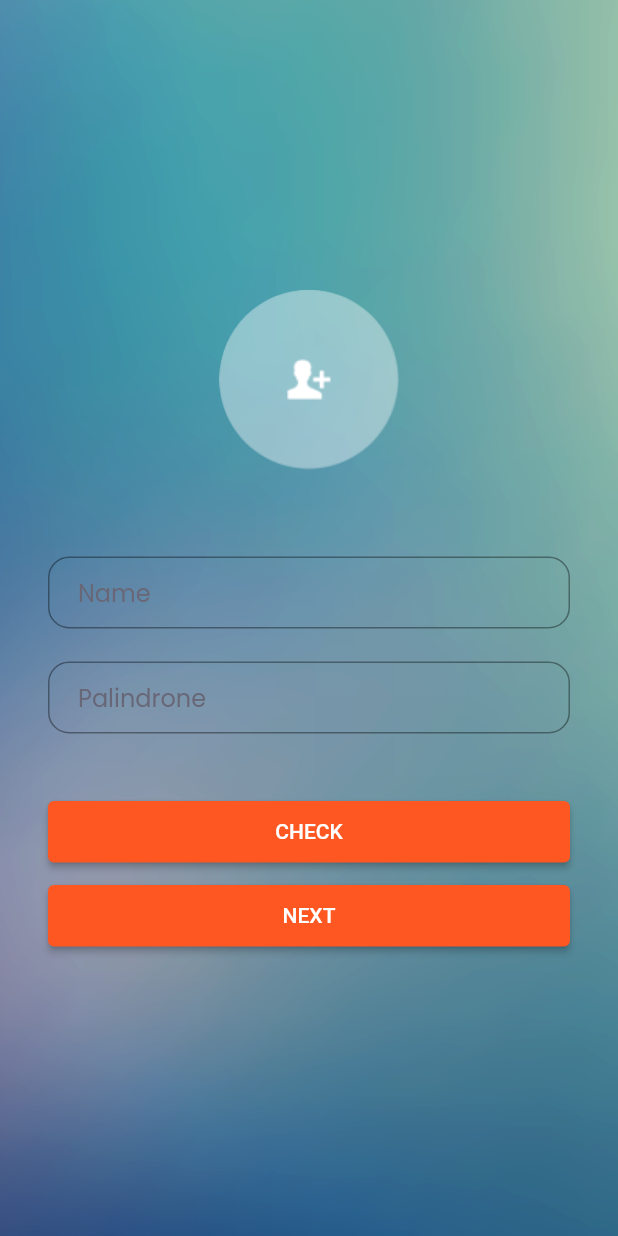
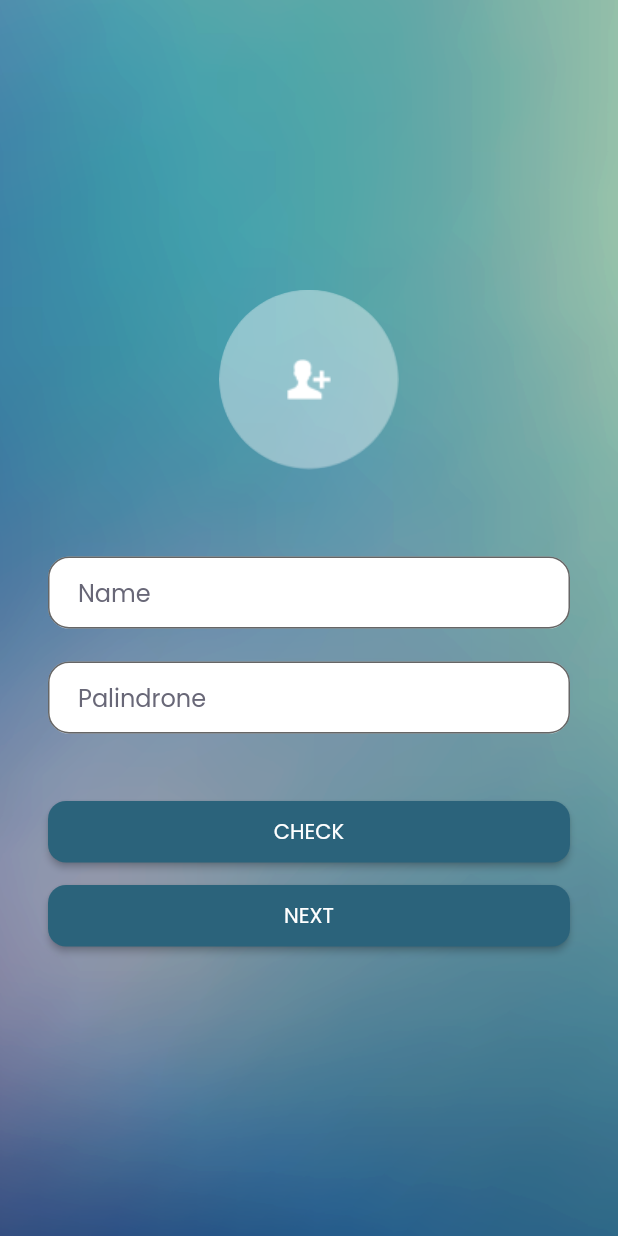
Before and after one commit to ahmadm712/test_suitmedia, a Flutter app: the screen it shows after launch, on a phone screen of 412 x 824 dp. Run offline on Flutter 3.47's test engine with Material 2 defaults, Android fonts, the phone set to English and light mode, and no system bars; our stand-ins replace bloc, equatable, flutter_bloc, google_fonts.

```diff
--- a/lib/main.dart
+++ b/lib/main.dart
@@ -1,5 +1,10 @@
 import 'package:flutter/material.dart';
+import 'package:flutter_bloc/flutter_bloc.dart';
+import 'package:test_suitmedia/cubits/list_users_cubit/list_users_cubit.dart';
 import 'package:test_suitmedia/pages/home_page.dart';
+import 'package:test_suitmedia/services/api_services.dart';
+import 'package:test_suitmedia/shared/styles.dart';
+import 'package:test_suitmedia/utils/routes.dart';
 
 void main() {
   runApp(const MyApp());
@@ -11,13 +16,41 @@ class MyApp extends StatelessWidget {
   // This widget is the root of your application.
   @override
   Widget build(BuildContext context) {
-    return MaterialApp(
-      title: 'Test Suitmedia',
-      debugShowCheckedModeBanner: false,
-      theme: ThemeData(
-        primarySwatch: Colors.deepOrange,
+    final ApiServices apiServices = ApiServices();
+
+    return MultiBlocProvider(
+      providers: [
+        BlocProvider(
+          create: (context) => ListUsersCubit(apiServices)..fetchUsers(),
+        )
+      ],
+      child: MaterialApp(
+        title: 'Test Suitmedia',
+        debugShowCheckedModeBanner: false,
+        theme: ThemeData(
+          primarySwatch: Colors.deepOrange,
+          inputDecorationTheme: const InputDecorationTheme(
+            filled: true,
+            fillColor: Colors.white,
+          ),
+          appBarTheme: const AppBarTheme(
+            backgroundColor: Colors.white,
+            elevation: 0.5,
+            centerTitle: true,
+          ),
+          elevatedButtonTheme: ElevatedButtonThemeData(
+            style: ElevatedButton.styleFrom(
+              backgroundColor: kPrimaryColor,
+              shape: RoundedRectangleBorder(
+                borderRadius: BorderRadius.circular(12),
+              ),
+              textStyle: whiteTextStyle.copyWith(fontSize: 14),
+            ),
+          ),
+        ),
+        home: const HomePage(),
+        onGenerateRoute: mainRoutes,
       ),
-      home: const HomePage(),
     );
   }
 }
```
Also changed, not shown: 1 other file.
